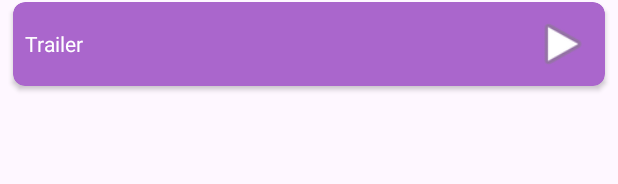
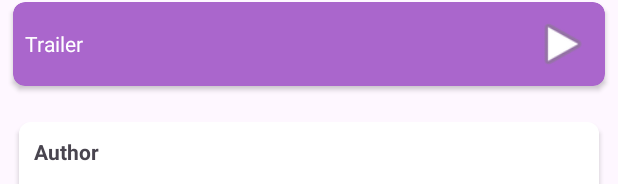
Before and after one commit to TDB-star/Movies, an Android app: the layout activity_movie_detail.xml on its own in the app's theme, with its tools: preview values and no code run, on a phone screen of 412 x 824 dp. Shown: the part 1052-1236 px from the top of the screen. Run offline under Robolectric (Android 15) with nearby library versions, the phone set to English and light mode, and no system bars; network calls fail.

Commit message:
feature: realised reviews recycler view & review adapter

```diff
--- a/app/src/main/java/com/example/movies/TrailersAdapter.java
+++ b/app/src/main/java/com/example/movies/TrailersAdapter.java
@@ -11,7 +11,7 @@ import androidx.recyclerview.widget.RecyclerView;
 import java.util.ArrayList;
 import java.util.List;
 
-public class TrailersAdapter  extends RecyclerView.Adapter<TrailersAdapter.TrailersViewsHolder>{
+public class TrailersAdapter extends RecyclerView.Adapter<TrailersAdapter.TrailersViewsHolder>{
 
     private List<Trailer> trailers = new ArrayList<>();
     private onTrailerClickListener onTrailerClickListener;
--- a/app/src/main/res/layout/activity_movie_detail.xml
+++ b/app/src/main/res/layout/activity_movie_detail.xml
@@ -61,6 +61,14 @@
             app:layout_constraintTop_toBottomOf="@+id/textViewDescription"
             tools:listitem="@layout/trailer_item" />
 
+        <androidx.recyclerview.widget.RecyclerView
+            android:id="@+id/recyclerViewReviews"
+            android:layout_width="match_parent"
+            android:layout_height="wrap_content"
+            app:layoutManager="androidx.recyclerview.widget.LinearLayoutManager"
+            app:layout_constraintTop_toBottomOf="@+id/recyclerViewTrailers"
+            tools:listitem="@layout/review_item" />
+
     </androidx.constraintlayout.widget.ConstraintLayout>
 
 </androidx.core.widget.NestedScrollView>
--- /dev/null
+++ b/app/src/main/res/layout/review_item.xml
@@ -0,0 +1,36 @@
+<?xml version="1.0" encoding="utf-8"?>
+<androidx.cardview.widget.CardView xmlns:android="http://schemas.android.com/apk/res/android"
+    xmlns:app="http://schemas.android.com/apk/res-auto"
+    xmlns:tools="http://schemas.android.com/tools"
+    android:layout_width="match_parent"
+    android:layout_height="wrap_content"
+    android:layout_margin="8dp"
+    app:cardCornerRadius="8dp"
+    app:cardUseCompatPadding="true">
+
+    <LinearLayout
+        android:layout_width="match_parent"
+        android:layout_height="wrap_content"
+        android:orientation="vertical"
+        tools:background="@color/white">
+
+        <TextView
+            android:id="@+id/textViewAuthor"
+            android:layout_width="match_parent"
+            android:layout_height="wrap_content"
+            android:layout_margin="10dp"
+            android:textStyle="bold"
+            tools:text="Author" />
+
+        <TextView
+            android:id="@+id/textViewReview"
+            android:layout_width="match_parent"
+            android:layout_height="wrap_content"
+            android:textStyle="normal"
+            android:layout_margin="10dp"
+            tools:text="Author very long review" />
+
+
+    </LinearLayout>
+
+</androidx.cardview.widget.CardView>
```
Also changed, not shown: app/src/main/java/com/example/movies/MovieDetailActivity.java (+12 -11 lines), app/src/main/java/com/example/movies/MovieDetailViewModel.java (+23 -0 lines), app/src/main/java/com/example/movies/ReviewsAdapter.java (added, +62 -0 lines).
